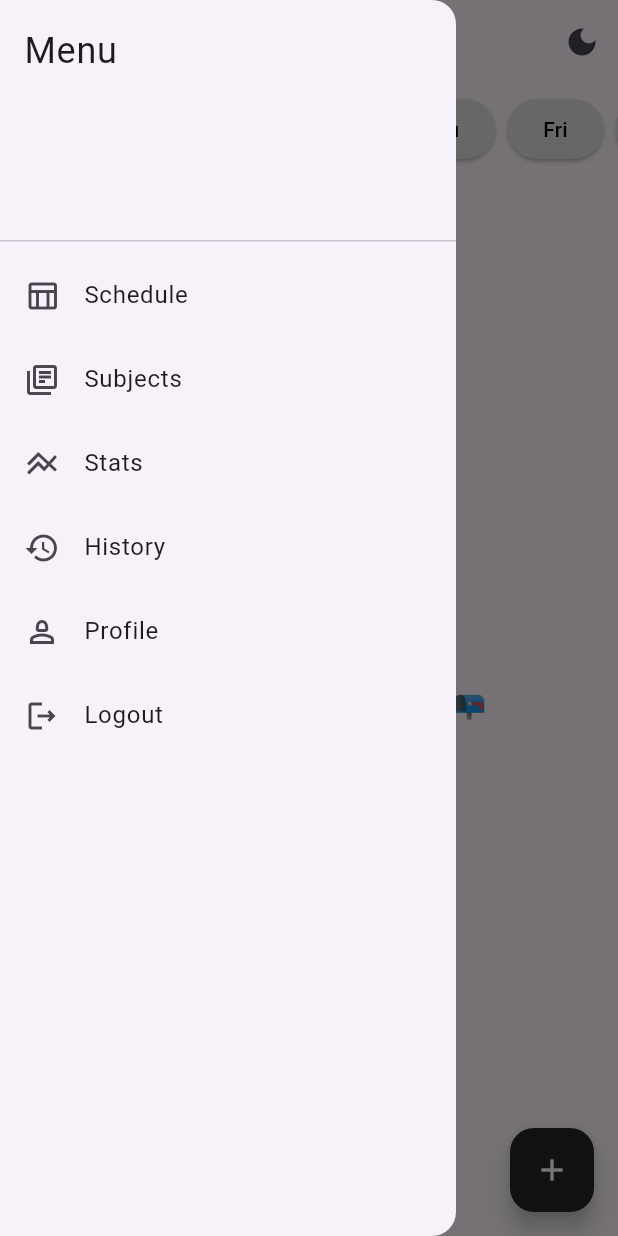
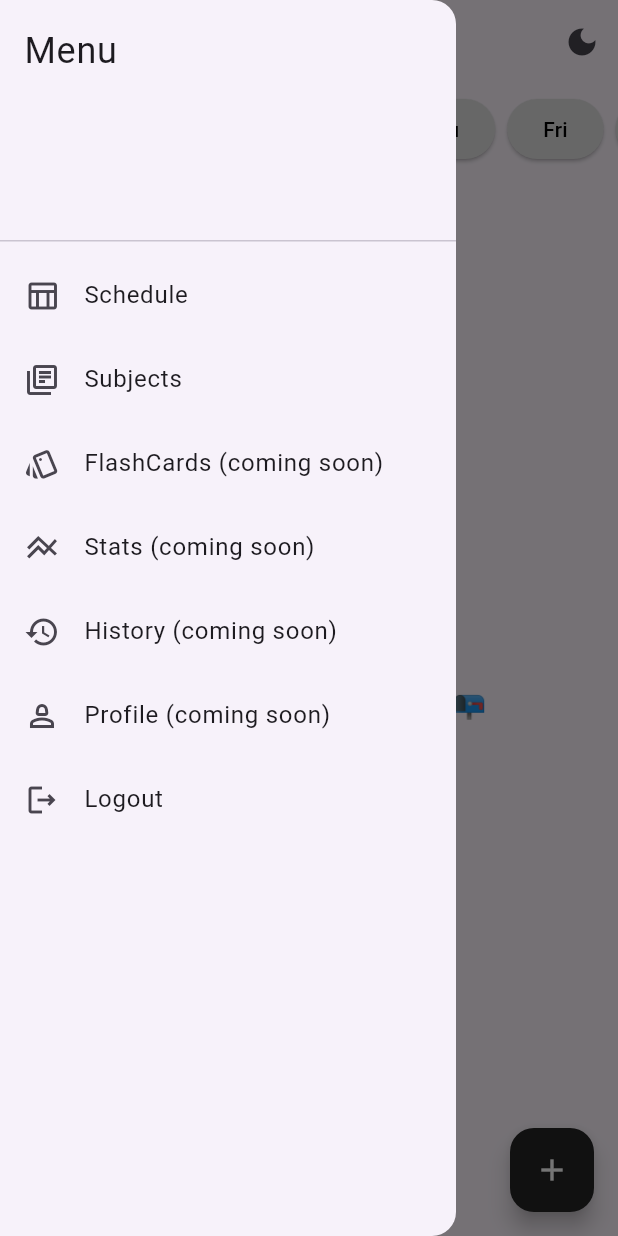
Before and after one commit to BrightBanda/LockIn-Smart-Study, a Flutter app: the screen it shows once a user with an empty profile is signed in, with the side drawer open, on a phone screen of 412 x 824 dp. Run offline on Flutter 3.47's test engine with Material 3 defaults, Android fonts, the phone set to English and light mode, and no system bars; our stand-ins replace cloud_firestore, firebase_auth, firebase_core, flutter_riverpod, flutter_slidable, google_sign_in and 2 more; accounts and stored records are empty; network calls fail.

Commit message:
feat: add day and week references in user data services, enhance study session management, and implement day completion tracking

```diff
--- a/lib/src/data/services/user_data_services.dart
+++ b/lib/src/data/services/user_data_services.dart
@@ -14,4 +14,10 @@ class UserDataServices {
 
   CollectionReference<Map<String, dynamic>> sessionRef() =>
       _firestore.collection('users').doc(uid).collection('sessions');
+
+  CollectionReference<Map<String, dynamic>> dayRef() =>
+      _firestore.collection('users').doc(uid).collection('days');
+
+  CollectionReference<Map<String, dynamic>> weekRef() =>
+      _firestore.collection('users').doc(uid).collection('weeks');
 }
--- a/lib/src/presentation/view/home_page.dart
+++ b/lib/src/presentation/view/home_page.dart
@@ -83,8 +83,16 @@ class Homepage extends ConsumerWidget {
               },
             ),
             ListTile(
+              leading: Icon(Icons.style_outlined),
+              title: Text('FlashCards (coming soon)'),
+              onTap: () {
+                Navigator.pop(context);
+              },
+            ),
+
+            ListTile(
               leading: Icon(Icons.line_axis_outlined),
-              title: Text('Stats'),
+              title: Text('Stats (coming soon)'),
               onTap: () {
                 Navigator.pop(context);
               },
@@ -92,14 +100,14 @@ class Homepage extends ConsumerWidget {
 
             ListTile(
               leading: Icon(Icons.history),
-              title: Text('History'),
+              title: Text('History (coming soon)'),
               onTap: () {
                 Navigator.pop(context);
               },
             ),
             ListTile(
               leading: Icon(Icons.person_2_outlined),
-              title: Text('Profile'),
+              title: Text('Profile (coming soon)'),
               onTap: () {
                 Navigator.pop(context);
                 Navigator.pushNamed(context, '/profile');
--- /dev/null
+++ b/lib/src/presentation/viewmodel/dayCompletionViewmodel.dart
@@ -0,0 +1,18 @@
+import 'package:flutter_riverpod/flutter_riverpod.dart';
+import 'package:smart_study/src/data/model/studySchedule.dart';
+import 'package:smart_study/src/presentation/viewmodel/auth_provide.dart';
+
+final completedDaysProvider = StreamProvider<Set<WeekDay>>((ref) {
+  final userData = ref.read(userDataServiceProvider);
+
+  return userData.dayRef().snapshots().map((snapshot) {
+    final completed = <WeekDay>{};
+
+    for (final doc in snapshot.docs) {
+      if (doc['isCompleted'] == true) {
+        completed.add(WeekDay.values[doc['day']]);
+      }
+    }
+    return completed;
+  });
+});
--- a/lib/src/utils/dayofWeekButton.dart
+++ b/lib/src/utils/dayofWeekButton.dart
@@ -1,6 +1,7 @@
 import 'package:flutter/material.dart';
 import 'package:flutter_riverpod/flutter_riverpod.dart';
 import 'package:smart_study/src/data/model/studySchedule.dart';
+import 'package:smart_study/src/presentation/viewmodel/dayCompletionViewmodel.dart';
 import 'package:smart_study/src/presentation/viewmodel/selectedDayViewModel.dart';
 
 class Dayofweekbutton extends ConsumerWidget {
@@ -36,12 +37,32 @@ class Dayofweekbutton extends ConsumerWidget {
 
     final isSelected = selectedDay == buttonDay;
 
+    final completedDays = ref
+        .watch(completedDaysProvider)
+        .maybeWhen(data: (d) => d, orElse: () => <WeekDay>{});
+
+    final isCompleted = completedDays.contains(buttonDay);
+
+    Color backgroundColor;
+    Color foregroundColor;
+
+    if (isSelected) {
+      backgroundColor = Colors.black;
+      foregroundColor = Colors.white;
+    } else if (isCompleted) {
+      backgroundColor = Colors.green;
+      foregroundColor = Colors.white;
+    } else {
+      backgroundColor = Colors.grey[300]!;
+      foregroundColor = Colors.black;
+    }
+
     return Padding(
       padding: const EdgeInsets.symmetric(horizontal: 4),
       child: ElevatedButton(
         style: ElevatedButton.styleFrom(
-          backgroundColor: isSelected ? Colors.black : Colors.grey[300],
-          foregroundColor: isSelected ? Colors.white : Colors.black,
+          backgroundColor: backgroundColor,
+          foregroundColor: foregroundColor,
         ),
         onPressed: () {
           ref.read(selectedDayProvider.notifier).state = buttonDay;
```
Also changed, not shown: lib/src/presentation/viewmodel/studyScheduleViewModel.dart (+32 -0 lines), lib/src/presentation/viewmodel/studySessionViewmodel.dart (+9 -1 lines), lib/src/utils/helpers/date_helper.dart (added, +10 -0 lines).
